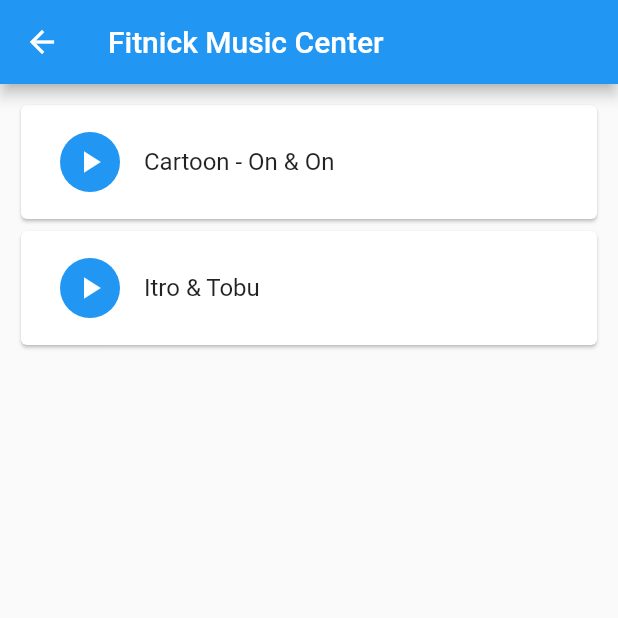
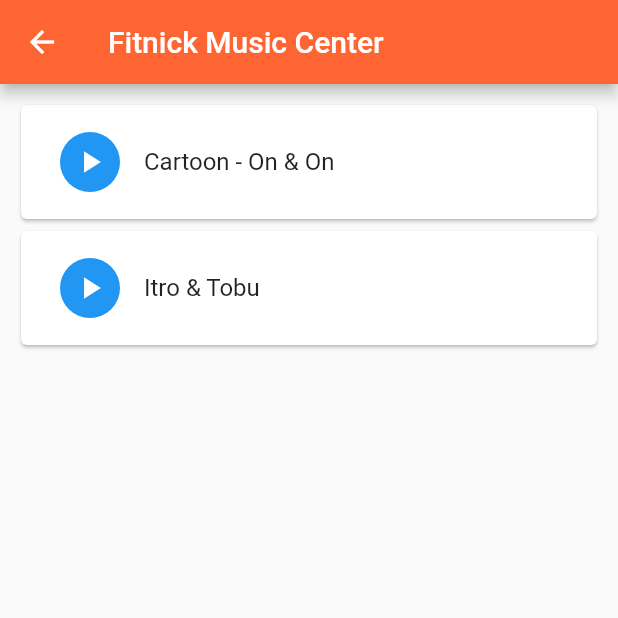
Before and after one commit to manickjamadar/fitnick, a Flutter app: the screen it shows after launch, after a tap on an icon or button, on a phone screen of 412 x 824 dp, the top half of it. Run offline on Flutter 3.47's test engine with Material 2 defaults, Android fonts, the phone set to English and light mode, and no system bars; our stand-ins replace audioplayers, bloc, dartz, equatable, flutter_bloc, flutter_slidable and 8 more; accounts and stored records are empty; generated files the repository leaves out were written again.

Commit message:
added primary color and accent color

```diff
--- a/lib/presentation/core/app.dart
+++ b/lib/presentation/core/app.dart
@@ -1,4 +1,5 @@
 import 'package:dartz/dartz.dart';
+import 'package:fitnick/presentation/core/styles.dart';
 import 'package:fitnick/presentation/screens/exercise_form/exercise_form_screen.dart';
 import 'package:fitnick/presentation/screens/home/home_screen.dart';
 import 'package:flutter/material.dart';
@@ -10,6 +11,10 @@ class App extends StatelessWidget {
       title: 'Material App',
       debugShowCheckedModeBanner: false,
       home: HomeScreen(),
+      theme: ThemeData(
+          primaryColor: FitnickTheme.primaryColor,
+          primarySwatch: FitnickTheme.primarySwatch,
+          accentColor: FitnickTheme.accentColor),
       routes: {
         ExerciseFormScreen.routeName: (_) =>
             ExerciseFormScreen.generateRoute(context, none())
--- /dev/null
+++ b/lib/presentation/core/styles.dart
@@ -0,0 +1,21 @@
+import 'package:flutter/material.dart';
+
+class FitnickTheme {
+  static const int _primaryColorValue = 0xFFFF6433;
+  static const Color primaryColor = const Color(_primaryColorValue);
+  static const MaterialColor primarySwatch =
+      const MaterialColor(_primaryColorValue, <int, Color>{
+    50: Color(0xFFFFECE7),
+    100: Color(0xFFFFD1C2),
+    200: Color(0xFFFFB299),
+    300: Color(0xFFFF9370),
+    400: Color(0xFFFF7B52),
+    500: Color(_primaryColorValue),
+    600: Color(0xFFFF5C2E),
+    700: Color(0xFFFF5227),
+    800: Color(0xFFFF4820),
+    900: Color(0xFFFF3614),
+  });
+
+  static const Color accentColor = const Color(0xFF36C75E);
+}
```
